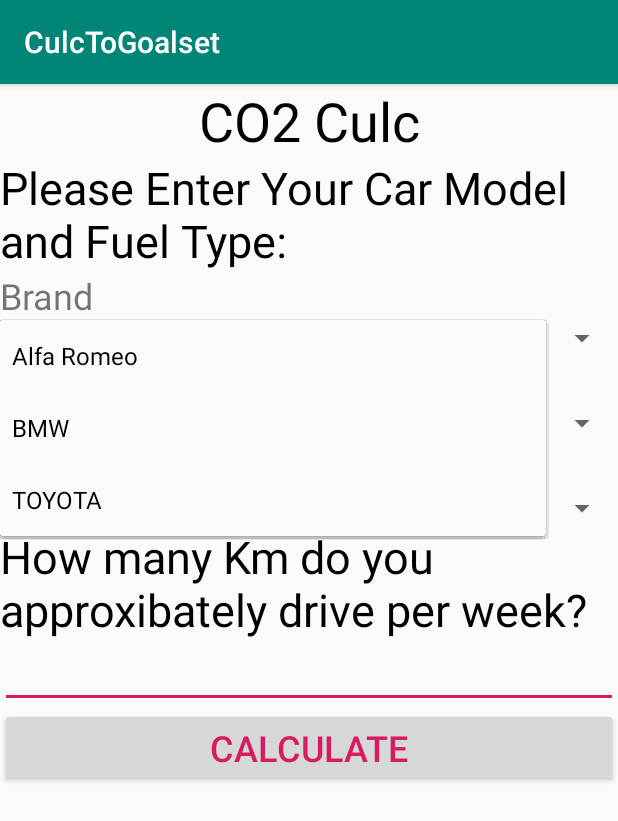
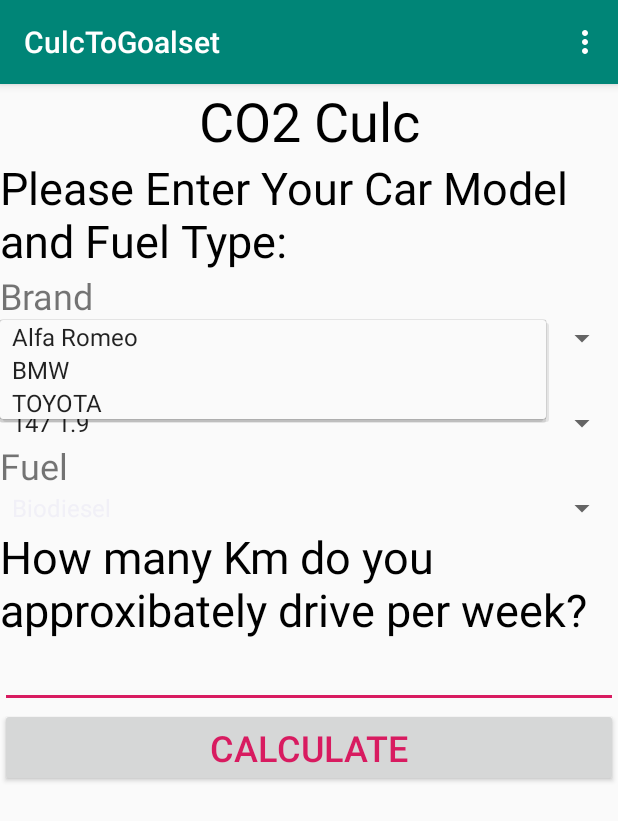
Before and after one commit to team-cero/CulcToGoalset, an Android app: the screen it shows after launch (MainActivity), after a tap on "Alfa Romeo", on a phone screen of 412 x 824 dp. Shown: the top 821 px of the screen. Run offline under Robolectric (Android 15) with nearby library versions, the phone set to English and light mode, and no system bars.

```diff
--- a/app/src/main/java/com/example/culctogoalset/MainActivity.kt
+++ b/app/src/main/java/com/example/culctogoalset/MainActivity.kt
@@ -9,9 +9,12 @@ import android.view.View
 import android.widget.AdapterView
 import android.widget.Spinner
 import android.widget.ArrayAdapter
+import android.view.Menu
+import android.view.MenuItem
+import android.widget.Toast
 import kotlinx.android.synthetic.main.activity_main.*
 
-class MainActivity : AppCompatActivity() {
+class MainActivity : AppCompatActivity(), AdapterView.OnItemSelectedListener {
 
     // variables
     companion object{
@@ -23,93 +26,117 @@ class MainActivity : AppCompatActivity() {
 
     // initializations
     //spinners
-    private val blandItems = arrayOf("Alfa Romeo", "BMW", "TOYOTA")
-    var selectedBrand: String = "Alfa Romeo"
+    var spinner1: Spinner? = null
+    var spinner2: Spinner? = null
 
-    private val modelItems = arrayOf("147 1.9", "Brera 2.2", "GT 2.0")
-    var selectedModel: String = "147 1.9"
-
-    private val fuelItems = arrayOf("Biodiesel", "Diesel","Petrol")
+    private val fuelItems = arrayOf("Biodiesel", "Diesel", "Petrol")
     var selectedFuel: String = "Biodiesel"
 
     //form
     private val DISTANCE = 1000
-
 
     override fun onCreate(savedInstanceState: Bundle?) {
         super.onCreate(savedInstanceState)
         setContentView(R.layout.activity_main)
 
         //spinners
-        val spinner1 = findViewById<Spinner>(R.id.spinner1)
-        val spinner2 = findViewById<Spinner>(R.id.spinner2)
         val spinner3 = findViewById<Spinner>(R.id.spinner3)
 
         // ArrayAdapter
-        val adapter1 = ArrayAdapter(applicationContext,
-            android.R.layout.simple_spinner_item, blandItems)
-        val adapter2 = ArrayAdapter(applicationContext,
-            android.R.layout.simple_spinner_item, modelItems)
-        val adapter3 = ArrayAdapter(applicationContext,
-            android.R.layout.simple_spinner_item, fuelItems)
+        val adapter3 = ArrayAdapter(
+            applicationContext,
+            android.R.layout.simple_spinner_item, fuelItems
+        )
 
-        adapter1.setDropDownViewResource(android.R.layout.simple_spinner_dropdown_item)
-        adapter2.setDropDownViewResource(android.R.layout.simple_spinner_dropdown_item)
         adapter3.setDropDownViewResource(android.R.layout.simple_spinner_dropdown_item)
 
         //set adapters to spinners
-        spinner1.adapter = adapter1
-        spinner2.adapter = adapter2
         spinner3.adapter = adapter3
 
         //register listeners
-        //Bland
-        spinner1.onItemSelectedListener = object : AdapterView.OnItemSelectedListener{
+        //Brand
+        //Model
+
+        spinner1 = findViewById(R.id.spinner1) as Spinner
+        spinner2 = findViewById(R.id.spinner2) as Spinner
+        val adapter1 = ArrayAdapter.createFromResource(
+            this,
+            R.array.array1, android.R.layout.simple_spinner_item
+        )
+        spinner1?.setAdapter(adapter1)
+        spinner1?.setOnItemSelectedListener(this)
+
+        //Fuel
+        spinner3.onItemSelectedListener = object : AdapterView.OnItemSelectedListener {
             //　when the item was selected
-            override fun onItemSelected(parent: AdapterView<*>?,
-                                        view: View?, position: Int, id: Long) {
+            override fun onItemSelected(
+                parent: AdapterView<*>?,
+                view: View?, position: Int, id: Long
+            ) {
                 val spinnerParent = parent as Spinner
                 val item = spinnerParent.selectedItem as String
                 // Kotlin Android Extensions
-                selectedBrand = item
+                selectedFuel = item
             }
+
             //if the item was not selected
             override fun onNothingSelected(parent: AdapterView<*>?) {
                 //
             }
         }
+    }
 
-        //Model
-        spinner2.onItemSelectedListener = object : AdapterView.OnItemSelectedListener{
-            //　when the item was selected
-            override fun onItemSelected(parent: AdapterView<*>?,
-                                        view: View?, position: Int, id: Long) {
-                val spinnerParent = parent as Spinner
-                val item = spinnerParent.selectedItem as String
-                // Kotlin Android Extensions
-                selectedModel = item
+    override fun onCreateOptionsMenu(menu: Menu): Boolean {
+            // Inflate the main; this adds items to the action bar if it is present.
+            menuInflater.inflate(R.menu.main, menu)
+            return true
+    }
+
+    override fun onOptionsItemSelected(item: MenuItem): Boolean {
+            // Handle action bar item clicks here. The action bar will
+            // automatically handle clicks on the Home/Up button, so long
+            // as you specify a parent activity in AndroidManifest.xml.
+            val id = item.getItemId()
+            return if (id == R.id.action_settings) {
+                true
+            } else super.onOptionsItemSelected(item)
+    }
+
+    override fun onItemSelected(
+            parent: AdapterView<*>, view: View, position: Int,
+            id: Long
+    ) {
+            if(spinner1?.getSelectedItem() == "Alfa Romeo") {
+                Toast.makeText(
+                    applicationContext, "Mobil dipilih",
+                    Toast.LENGTH_SHORT
+                ).show()
+
+                val adapter2 = ArrayAdapter.createFromResource(
+                    this,
+                    R.array.AlfaRomeo_array, android.R.layout.simple_spinner_item
+                )
+                spinner2?.setAdapter(adapter2)
+            } else if (spinner1?.getSelectedItem() == "BMW") {
+                val adapter2 = ArrayAdapter.createFromResource(
+                    this,
+                    R.array.BMW_array, android.R.layout.simple_spinner_item
+                )
+                spinner2?.setAdapter(adapter2)
+            } else {
+                val adapter2 = ArrayAdapter.createFromResource(
+                    this,
+                    R.array.TOYOTA_array, android.R.layout.simple_spinner_item
+                )
+                spinner2?.setAdapter(adapter2)
             }
-            //if the item was not selected
-            override fun onNothingSelected(parent: AdapterView<*>?) {
-                //
-            }
+
+
         }
 
-        //Fuel
-        spinner3.onItemSelectedListener = object : AdapterView.OnItemSelectedListener{
-            //　when the item was selected
-            override fun onItemSelected(parent: AdapterView<*>?,
-                                        view: View?, position: Int, id: Long) {
-                val spinnerParent = parent as Spinner
-                val item = spinnerParent.selectedItem as String
-                // Kotlin Android Extensions
-                selectedFuel= item
-            }
-            //if the item was not selected
-            override fun onNothingSelected(parent: AdapterView<*>?) {
-                //
-            }
-        }
+    override fun onNothingSelected(parent: AdapterView<*>?) {
+
+    }
 
         /*
         //move to the sub page once the culc button was tapped
@@ -134,4 +161,3 @@ class MainActivity : AppCompatActivity() {
          */
 
     }
-}
--- /dev/null
+++ b/app/src/main/res/menu/main.xml
@@ -0,0 +1,5 @@
+<?xml version="1.0" encoding="utf-8"?>
+<menu xmlns:android="http://schemas.android.com/apk/res/android">
+    <item android:id="@+id/action_settings"
+        android:title="test" />
+</menu>
--- a/app/src/main/res/values/strings.xml
+++ b/app/src/main/res/values/strings.xml
@@ -1,3 +1,23 @@
 <resources>
     <string name="app_name">CulcToGoalset</string>
+    <string-array name="array1">
+        <item>Alfa Romeo</item>
+        <item>BMW</item>
+        <item>TOYOTA</item>
+    </string-array>
+    <string-array name="AlfaRomeo_array">
+        <item>147 1.9</item>
+        <item>Brera 2.2</item>
+        <item>GT 2.0</item>
+    </string-array>
+    <string-array name="BMW_array">
+        <item>Z4</item>
+        <item>X2</item>
+        <item>X3</item>
+    </string-array>
+    <string-array name="TOYOTA_array">
+        <item>86</item>
+        <item>Carolla</item>
+        <item>C-HR</item>
+    </string-array>
 </resources>
```
